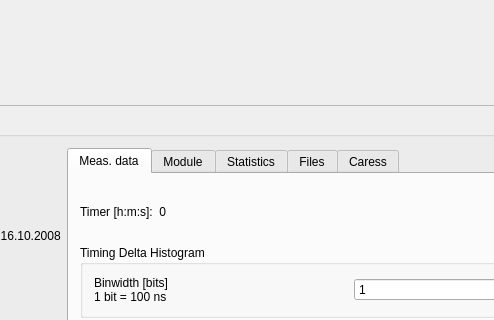
This is qmesydaq/mesydaq2mainwidget.ui in flueke/qmesydaq as Qt 5 draws it before an edit; both pictures show x 322 to 816 and y 423 to 743 of the 1260 by 950 pixel window. The edited form follows.
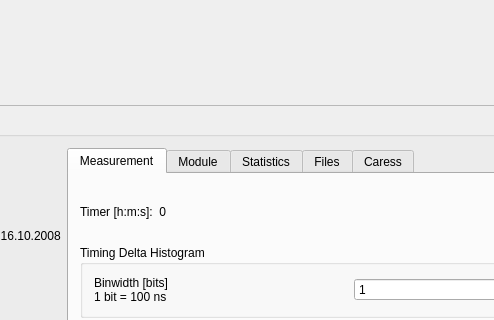
This is the edited form. Custom widgets are drawn as their Qt base class.

Commit message: Change the tab text of measurement data.

Patch:
```diff
--- a/qmesydaq/mesydaq2mainwidget.ui
+++ b/qmesydaq/mesydaq2mainwidget.ui
@@ -719,7 +719,7 @@
         </property>
         <widget class="QWidget" name="statusMeasTab">
          <attribute name="title">
-          <string>Meas. data</string>
+          <string>Measurement</string>
          </attribute>
          <layout class="QGridLayout" name="gridLayout">
           <item row="0" column="0" colspan="2">
```
